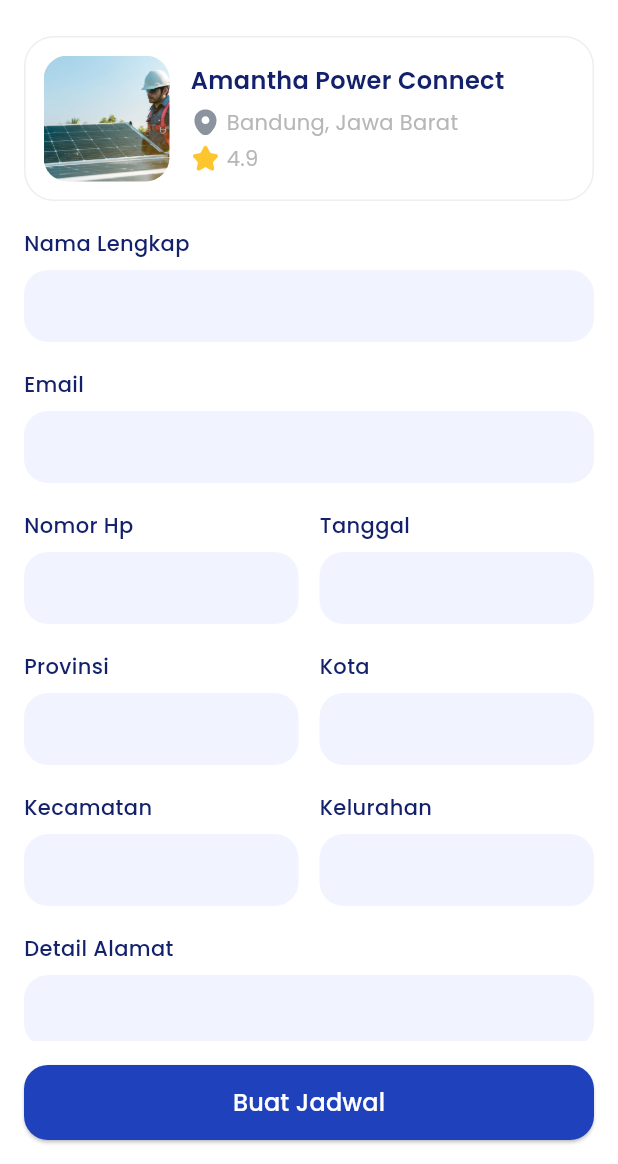
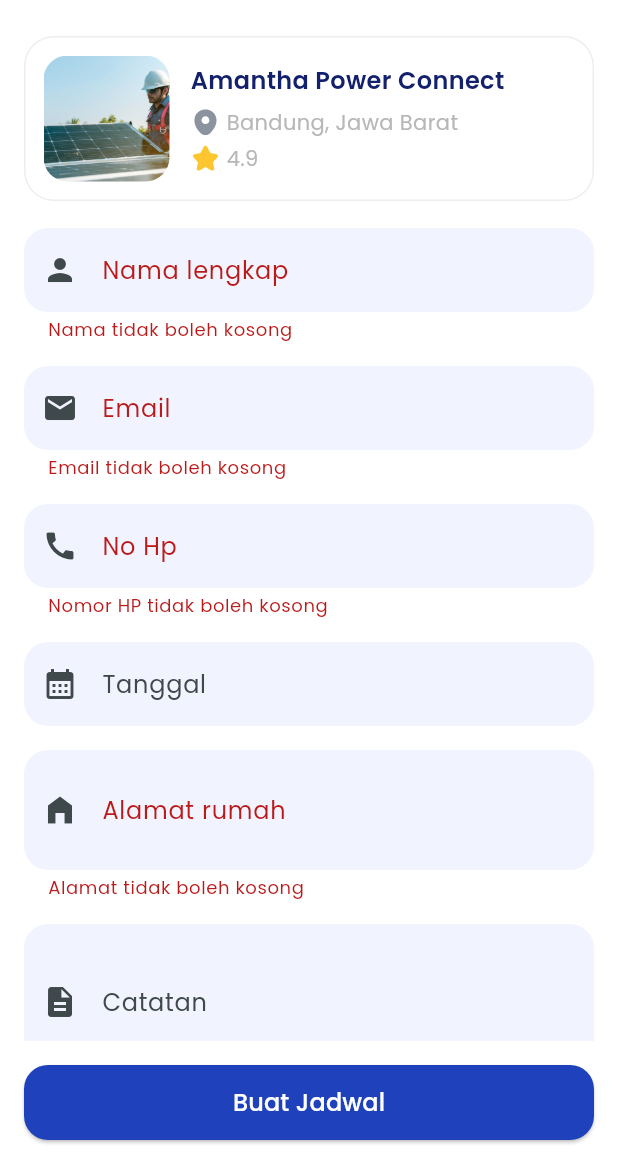
Before and after one commit to fauzihub13/sunmate, a Flutter app: the VendorBookingPage screen opened directly with sample values from the repository, after a tap on "Buat Jadwal", on a phone screen of 412 x 824 dp, the part 72-1236 px from its top. Run offline on Flutter 3.47's test engine with Material 3 defaults, Android fonts, the phone set to English and light mode, and no system bars; our stand-ins replace flutter_svg.

Commit message:
feat: update booking vendor page and validation form

```diff
--- a/lib/src/core/components/form_input.dart
+++ b/lib/src/core/components/form_input.dart
@@ -14,7 +14,9 @@ class FormInput extends StatelessWidget {
     this.suffixIcon,
     this.enabled = true,
     this.borderRadius = 16.0,
-    this.height = 50.0,
+    this.maxLines = 1,
+    this.textInputType = TextInputType.text,
+    this.validator,
   });
 
   final TextEditingController controller;
@@ -25,17 +27,22 @@ class FormInput extends StatelessWidget {
   final Widget? suffixIcon;
   final bool enabled;
   final double borderRadius;
-  final double height;
+  final int maxLines;
+  final TextInputType textInputType;
+  final String? Function(String?)? validator;
 
   @override
   Widget build(BuildContext context) {
-    return Container(
-      height: height,
-      child: TextField(
+    return TextFormField(
+      keyboardType: textInputType,
       controller: controller,
       enabled: enabled,
+      maxLines: maxLines,
+      validator: validator,
+      autovalidateMode: AutovalidateMode.onUserInteraction,
       decoration: InputDecoration(
         labelText: labelText,
+        floatingLabelStyle: const TextStyle(color: AppColors.darkBlue),
         hintText: hintText,
         prefixIcon: prefixIcon,
         suffixIcon: suffixIcon,
@@ -66,7 +73,6 @@ class FormInput extends StatelessWidget {
                 borderSide: BorderSide.none,
               ),
       ),
-      ),
     );
   }
 }
--- a/lib/src/presentation/sunlist/pages/vendor_booking_page.dart
+++ b/lib/src/presentation/sunlist/pages/vendor_booking_page.dart
@@ -6,20 +6,22 @@ import 'package:flutter_sunmate/src/core/components/vendor_card.dart';
 import 'package:flutter_sunmate/src/core/constants/colors.dart';
 import 'package:flutter_sunmate/src/data/models/vendor.dart';
 
-class VendorBookingPage extends StatelessWidget {
+class VendorBookingPage extends StatefulWidget {
   final Vendor vendor;
   const VendorBookingPage({super.key, required this.vendor});
 
+  @override
+  State<VendorBookingPage> createState() => _VendorBookingPageState();
+}
+
+class _VendorBookingPageState extends State<VendorBookingPage> {
+  final _formKey = GlobalKey<FormState>();
   @override
   Widget build(BuildContext context) {
     final TextEditingController nameController = TextEditingController();
     final TextEditingController emailController = TextEditingController();
     final TextEditingController phoneController = TextEditingController();
     final TextEditingController dateController = TextEditingController();
-    final TextEditingController provinceController = TextEditingController();
-    final TextEditingController cityController = TextEditingController();
-    final TextEditingController districtController = TextEditingController();
-    final TextEditingController subdistrictController = TextEditingController();
     final TextEditingController addressDetailController =
         TextEditingController();
     final TextEditingController notesController = TextEditingController();
@@ -31,246 +33,119 @@ class VendorBookingPage extends StatelessWidget {
           padding: const EdgeInsets.all(16.0),
           child: Column(
             children: [
-              VendorCard(data: vendor),
+              VendorCard(data: widget.vendor),
               const SizedBox(
                 height: 18.0,
               ),
-              const Align(
-                alignment: Alignment.centerLeft,
-                child: Text(
-                  'Nama Lengkap',
-                  style: TextStyle(
-                      color: AppColors.darkBlue,
-                      fontSize: 14.0,
-                      fontWeight: FontWeight.w500),
+              Form(
+                  key: _formKey,
+                  child: Column(
+                    children: [
+                      FormInput(
+                        textInputType: TextInputType.name,
+                        prefixIcon: const Icon(
+                          Icons.person,
                         ),
+                        labelText: 'Nama lengkap',
+                        controller: nameController,
+                        style: FormStyle.filled,
+                        validator: (value) {
+                          if (value == null || value.isEmpty) {
+                            return 'Nama tidak boleh kosong';
+                          } else if (!RegExp(r'^[a-zA-Z\s]+$')
+                              .hasMatch(value)) {
+                            return 'Nama hanya boleh mengandung huruf dan spasi';
+                          } else if (value.length < 4) {
+                            return 'Nama harus lebih dari 3 karakter';
+                          }
+                          return null;
+                        },
                       ),
-              const SizedBox(
-                height: 8.0,
+                      const SizedBox(height: 16.0),
+                      FormInput(
+                        textInputType: TextInputType.emailAddress,
+                        prefixIcon: const Icon(
+                          Icons.email,
                         ),
+                        labelText: 'Email',
+                        controller: emailController,
+                        style: FormStyle.filled,
+                        validator: (value) {
+                          if (value == null || value.isEmpty) {
+                            return 'Email tidak boleh kosong';
+                          }
+                          if (!RegExp(r'^[^@]+@[^@]+\.[^@]+').hasMatch(value)) {
+                            return 'Format email tidak valid';
+                          }
+                          return null;
+                        },
+                      ),
+                      const SizedBox(height: 16.0),
                       FormInput(
-                controller: nameController,
+                        textInputType: TextInputType.phone,
+                        prefixIcon: const Icon(
+                          Icons.call,
+                        ),
+                        labelText: 'No Hp',
+                        controller: phoneController,
+                        style: FormStyle.filled,
+                        validator: (value) {
+                          if (value == null || value.isEmpty) {
+                            return 'Nomor HP tidak boleh kosong';
+                          } else if (!RegExp(r'^\d{10,15}$').hasMatch(value)) {
+                            return 'Nomor HP harus berupa angka 10-15 karakter';
+                          }
+                          return null;
+                        },
+                      ),
+                      const SizedBox(height: 16.0),
+                      FormInput(
+                        textInputType: TextInputType.datetime,
+                        prefixIcon: const Icon(
+                          Icons.calendar_month,
+                        ),
+                        labelText: 'Tanggal',
+                        controller: dateController,
                         style: FormStyle.filled,
                       ),
                       const SizedBox(height: 16.0),
-              const Align(
-                alignment: Alignment.centerLeft,
-                child: Text(
-                  'Email',
-                  style: TextStyle(
-                      color: AppColors.darkBlue,
-                      fontSize: 14.0,
-                      fontWeight: FontWeight.w500),
+                      FormInput(
+                        textInputType: TextInputType.multiline,
+                        prefixIcon: const Icon(
+                          Icons.home_filled,
                         ),
-              ),
-              const SizedBox(
-                height: 8.0,
-              ),
-              FormInput(
-                controller: emailController,
+                        maxLines: 2,
+                        labelText: 'Alamat rumah',
+                        controller: addressDetailController,
                         style: FormStyle.filled,
+                        validator: (value) {
+                          if (value == null || value.isEmpty) {
+                            return 'Alamat tidak boleh kosong';
+                          } else if (value.length < 10) {
+                            return 'Alamat harus lebih dari 10 karakter';
+                          }
+                          return null;
+                        },
                       ),
                       const SizedBox(height: 16.0),
-              Row(
-                mainAxisAlignment: MainAxisAlignment.spaceBetween,
-                children: [
-                  Expanded(
-                      flex: 1,
-                      child: Column(
-                        children: [
-                          const Align(
-                            alignment: Alignment.centerLeft,
-                            child: Text(
-                              'Nomor Hp',
-                              style: TextStyle(
-                                  color: AppColors.darkBlue,
-                                  fontSize: 14.0,
-                                  fontWeight: FontWeight.w500),
+                      FormInput(
+                        textInputType: TextInputType.multiline,
+                        prefixIcon: const Icon(
+                          Icons.description,
                         ),
-                          ),
-                          const SizedBox(
-                            height: 8.0,
-                          ),
-                          FormInput(
-                            controller: phoneController,
+                        labelText: 'Catatan',
+                        maxLines: 3,
+                        controller: notesController,
                         style: FormStyle.filled,
+                        validator: (value) {
+                          if (value != null && value.length > 200) {
+                            return 'Catatan tidak boleh lebih dari 200 karakter';
+                          }
+                          return null;
+                        },
                       ),
                     ],
                   )),
-                  const SizedBox(
-                    width: 14.0,
-                  ),
-                  Expanded(
-                      flex: 1,
-                      child: Column(
-                        children: [
-                          const Align(
-                            alignment: Alignment.centerLeft,
-                            child: Text(
-                              'Tanggal',
-                              style: TextStyle(
-                                  color: AppColors.darkBlue,
-                                  fontSize: 14.0,
-                                  fontWeight: FontWeight.w500),
-                            ),
-                          ),
-                          const SizedBox(
-                            height: 8.0,
-                          ),
-                          FormInput(
-                            controller: dateController,
-                            style: FormStyle.filled,
-                          ),
-                        ],
-                      )),
-                ],
-              ),
-              const SizedBox(height: 16.0),
-              Row(
-                mainAxisAlignment: MainAxisAlignment.spaceBetween,
-                children: [
-                  Expanded(
-                      flex: 1,
-                      child: Column(
-                        children: [
-                          const Align(
-                            alignment: Alignment.centerLeft,
-                            child: Text(
-                              'Provinsi',
-                              style: TextStyle(
-                                  color: AppColors.darkBlue,
-                                  fontSize: 14.0,
-                                  fontWeight: FontWeight.w500),
-                            ),
-                          ),
-                          const SizedBox(
-                            height: 8.0,
-                          ),
-                          FormInput(
-                            controller: provinceController,
-                            style: FormStyle.filled,
-                          ),
-                        ],
-                      )),
-                  const SizedBox(
-                    width: 14.0,
-                  ),
-                  Expanded(
-                      flex: 1,
-                      child: Column(
-                        children: [
-                          const Align(
-                            alignment: Alignment.centerLeft,
-                            child: Text(
-                              'Kota',
-                              style: TextStyle(
-                                  color: AppColors.darkBlue,
-                                  fontSize: 14.0,
-                                  fontWeight: FontWeight.w500),
-                            ),
-                          ),
-                          const SizedBox(
-                            height: 8.0,
-                          ),
-                          FormInput(
-                            controller: cityController,
-                            style: FormStyle.filled,
-                          ),
-                        ],
-                      )),
-                ],
-              ),
-              const SizedBox(height: 16.0),
-              Row(
-                mainAxisAlignment: MainAxisAlignment.spaceBetween,
-                children: [
-                  Expanded(
-                      flex: 1,
-                      child: Column(
-                        children: [
-                          const Align(
-                            alignment: Alignment.centerLeft,
-                            child: Text(
-                              'Kecamatan',
-                              style: TextStyle(
-                                  color: AppColors.darkBlue,
-                                  fontSize: 14.0,
-                                  fontWeight: FontWeight.w500),
-                            ),
-                          ),
-                          const SizedBox(
-                            height: 8.0,
-                          ),
-                          FormInput(
-                            controller: districtController,
-                            style: FormStyle.filled,
-                          ),
-                        ],
-                      )),
-                  const SizedBox(
-                    width: 14.0,
-                  ),
-                  Expanded(
-                      flex: 1,
-                      child: Column(
-                        children: [
-                          const Align(
-                            alignment: Alignment.centerLeft,
-                            child: Text(
-                              'Kelurahan',
-                              style: TextStyle(
-                                  color: AppColors.darkBlue,
-                                  fontSize: 14.0,
-                                  fontWeight: FontWeight.w500),
-                            ),
-                          ),
-                          const SizedBox(
-                            height: 8.0,
-                          ),
-                          FormInput(
-                            controller: subdistrictController,
-                            style: FormStyle.filled,
-                          ),
-                        ],
-                      )),
-                ],
-              ),
-              const SizedBox(height: 16.0),
-              const Align(
-                alignment: Alignment.centerLeft,
-                child: Text(
-                  'Detail Alamat',
-                  style: TextStyle(
-                      color: AppColors.darkBlue,
-                      fontSize: 14.0,
-                      fontWeight: FontWeight.w500),
-                ),
-              ),
-              const SizedBox(
-                height: 8.0,
-              ),
-              FormInput(
-                controller: addressDetailController,
-                style: FormStyle.filled,
-              ),
-              const SizedBox(height: 16.0),
-              const Align(
-                alignment: Alignment.centerLeft,
-                child: Text(
-                  'Catatan',
-                  style: TextStyle(
-                      color: AppColors.darkBlue,
-                      fontSize: 14.0,
-                      fontWeight: FontWeight.w500),
-                ),
-              ),
-              const SizedBox(
-                height: 8.0,
-              ),
-              FormInput(
-                controller: notesController,
-                style: FormStyle.filled,
-              ),
             ],
           ),
         ),
@@ -279,13 +154,15 @@ class VendorBookingPage extends StatelessWidget {
           padding: const EdgeInsets.symmetric(horizontal: 16.0, vertical: 16.0),
           child: Button.filled(
               onPressed: () {
-                print('hai');
-                // Navigator.push(context, MaterialPageRoute(builder: (context) {
-                //   return VendorBookingPage(
-                //     vendor: vendor,
-                //   );
-                // }
-                // ));
+                if (_formKey.currentState!.validate()) {
+                  ScaffoldMessenger.of(context).showSnackBar(
+                    const SnackBar(
+                      content: Text('Memproses Data'),
+                      backgroundColor: AppColors.green,
+                      behavior: SnackBarBehavior.floating,
+                    ),
+                  );
+                }
               },
               label: 'Buat Jadwal')),
     );
```
Also changed, not shown: lib/src/presentation/sunlist/pages/vendor_booking_status.dart (added). Lines whose indentation alone changed are shown as unchanged.
